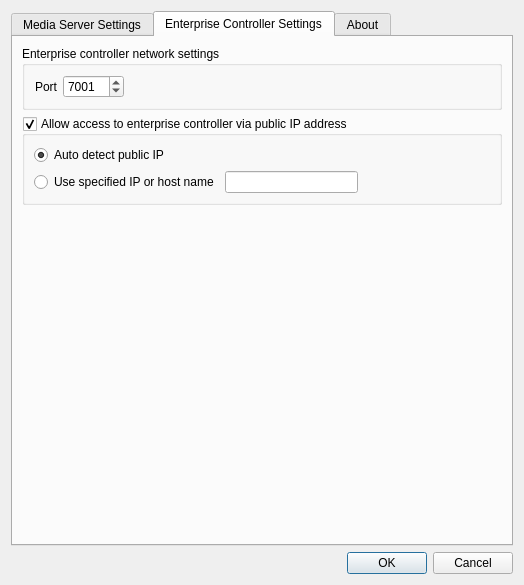
First picture: the form in traytool/src/settings.ui, repository networkoptix/nx_open, before the edit.
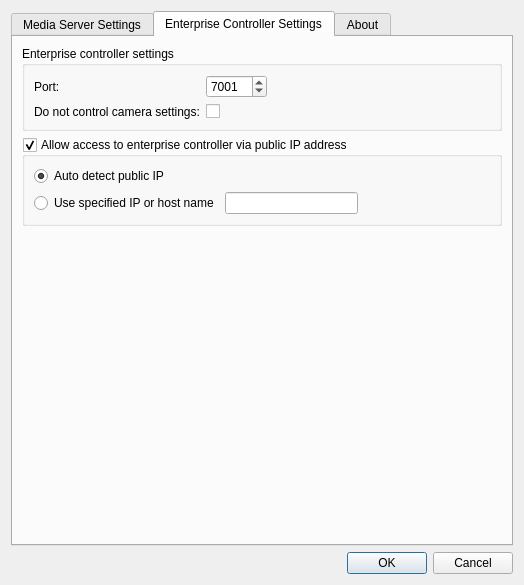
Second picture: the form after the edit. The open tabs and pages were chosen to show the change.

Commit message:
Camera control setting.
<==== Mercurial data ====>
Branch: master

Patch:
```diff
--- a/traytool/src/settings.ui
+++ b/traytool/src/settings.ui
@@ -342,47 +342,26 @@
           </sizepolicy>
          </property>
          <property name="title">
-          <string>Enterprise controller network settings</string>
+          <string>Enterprise controller settings</string>
          </property>
-         <layout class="QHBoxLayout" name="horizontalLayout_2">
-          <item>
-           <layout class="QGridLayout" name="gridLayout">
-            <item row="0" column="0">
-             <widget class="QLabel" name="label">
-              <property name="sizePolicy">
-               <sizepolicy hsizetype="Preferred" vsizetype="Preferred">
-                <horstretch>0</horstretch>
-                <verstretch>0</verstretch>
-               </sizepolicy>
-              </property>
-              <property name="layoutDirection">
-               <enum>Qt::LeftToRight</enum>
-              </property>
-              <property name="text">
-               <string>Port</string>
-              </property>
-              <property name="scaledContents">
-               <bool>false</bool>
-              </property>
-              <property name="alignment">
-               <set>Qt::AlignRight|Qt::AlignTrailing|Qt::AlignVCenter</set>
-              </property>
-             </widget>
-            </item>
-            <item row="0" column="2">
-             <spacer name="horizontalSpacer_5">
-              <property name="orientation">
-               <enum>Qt::Horizontal</enum>
-              </property>
-              <property name="sizeHint" stdset="0">
-               <size>
-                <width>40</width>
-                <height>20</height>
-               </size>
-              </property>
-             </spacer>
-            </item>
-            <item row="0" column="1">
+         <layout class="QGridLayout" name="gridLayout" columnstretch="0,1">
+          <item row="1" column="0">
+           <widget class="QLabel" name="label">
+            <property name="text">
+             <string>Port:</string>
+            </property>
+           </widget>
+          </item>
+          <item row="2" column="0">
+           <widget class="QLabel" name="label_2">
+            <property name="text">
+             <string>Do not control camera settings:</string>
+            </property>
+           </widget>
+          </item>
+          <item row="1" column="1">
+           <layout class="QHBoxLayout" name="horizontalLayout_2">
+            <item>
              <widget class="QSpinBox" name="ecsPortSpinBox">
               <property name="maximum">
                <number>65535</number>
@@ -395,8 +374,28 @@
               </property>
              </widget>
             </item>
+            <item>
+             <spacer name="horizontalSpacer_5">
+              <property name="orientation">
+               <enum>Qt::Horizontal</enum>
+              </property>
+              <property name="sizeHint" stdset="0">
+               <size>
+                <width>40</width>
+                <height>20</height>
+               </size>
+              </property>
+             </spacer>
+            </item>
            </layout>
           </item>
+          <item row="2" column="1">
+           <widget class="QCheckBox" name="ecsCameraControlCheckBox">
+            <property name="text">
+             <string/>
+            </property>
+           </widget>
+          </item>
          </layout>
         </widget>
        </item>
```
Left out of the diff: 3 changed lines with no effect on the pictures. The commit also changes 2 other files.
